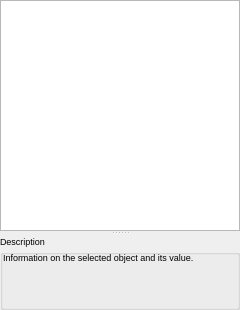
Qt form propertieswindow.ui (pjrinaldi/wombatforensics) before a commit.
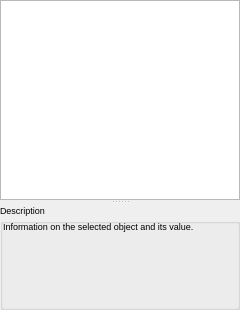
The same form after that commit.

Commit message: code cleanup and formatting fixes for the properties window.

```diff
--- a/propertieswindow.ui
+++ b/propertieswindow.ui
@@ -43,6 +43,12 @@
    </property>
    <item>
     <widget class="QSplitter" name="splitter">
+     <property name="sizePolicy">
+      <sizepolicy hsizetype="Expanding" vsizetype="Expanding">
+       <horstretch>1</horstretch>
+       <verstretch>1</verstretch>
+      </sizepolicy>
+     </property>
      <property name="orientation">
       <enum>Qt::Vertical</enum>
      </property>
@@ -53,14 +59,23 @@
       <property name="sizePolicy">
        <sizepolicy hsizetype="Expanding" vsizetype="Expanding">
         <horstretch>0</horstretch>
-        <verstretch>1</verstretch>
+        <verstretch>2</verstretch>
        </sizepolicy>
       </property>
+      <property name="minimumSize">
+       <size>
+        <width>0</width>
+        <height>200</height>
+       </size>
+      </property>
       <property name="font">
        <font>
         <pointsize>7</pointsize>
        </font>
       </property>
+      <property name="autoFillBackground">
+       <bool>false</bool>
+      </property>
       <property name="sizeAdjustPolicy">
        <enum>QAbstractScrollArea::AdjustToContents</enum>
       </property>
@@ -82,6 +97,9 @@
       <property name="selectionBehavior">
        <enum>QAbstractItemView::SelectRows</enum>
       </property>
+      <property name="textElideMode">
+       <enum>Qt::ElideRight</enum>
+      </property>
       <property name="horizontalScrollMode">
        <enum>QAbstractItemView::ScrollPerItem</enum>
       </property>
@@ -89,7 +107,7 @@
        <bool>true</bool>
       </property>
       <property name="wordWrap">
-       <bool>false</bool>
+       <bool>true</bool>
       </property>
       <property name="cornerButtonEnabled">
        <bool>false</bool>
@@ -113,8 +131,8 @@
      <widget class="QGroupBox" name="groupBox">
       <property name="sizePolicy">
        <sizepolicy hsizetype="Preferred" vsizetype="Preferred">
-        <horstretch>0</horstretch>
-        <verstretch>0</verstretch>
+        <horstretch>1</horstretch>
+        <verstretch>1</verstretch>
        </sizepolicy>
       </property>
       <property name="minimumSize">
@@ -161,6 +179,18 @@
        </property>
        <item>
         <widget class="QLabel" name="label">
+         <property name="sizePolicy">
+          <sizepolicy hsizetype="Preferred" vsizetype="Preferred">
+           <horstretch>0</horstretch>
+           <verstretch>1</verstretch>
+          </sizepolicy>
+         </property>
+         <property name="minimumSize">
+          <size>
+           <width>0</width>
+           <height>0</height>
+          </size>
+         </property>
          <property name="font">
           <font>
            <pointsize>7</pointsize>
@@ -169,6 +199,12 @@
          <property name="text">
           <string>Information on the selected object and its value.</string>
          </property>
+         <property name="textFormat">
+          <enum>Qt::PlainText</enum>
+         </property>
+         <property name="scaledContents">
+          <bool>true</bool>
+         </property>
          <property name="alignment">
           <set>Qt::AlignLeading|Qt::AlignLeft|Qt::AlignTop</set>
          </property>
```
Left out of the diff: 6 changed lines with no effect on the pictures. The commit also changes 2 other files.
